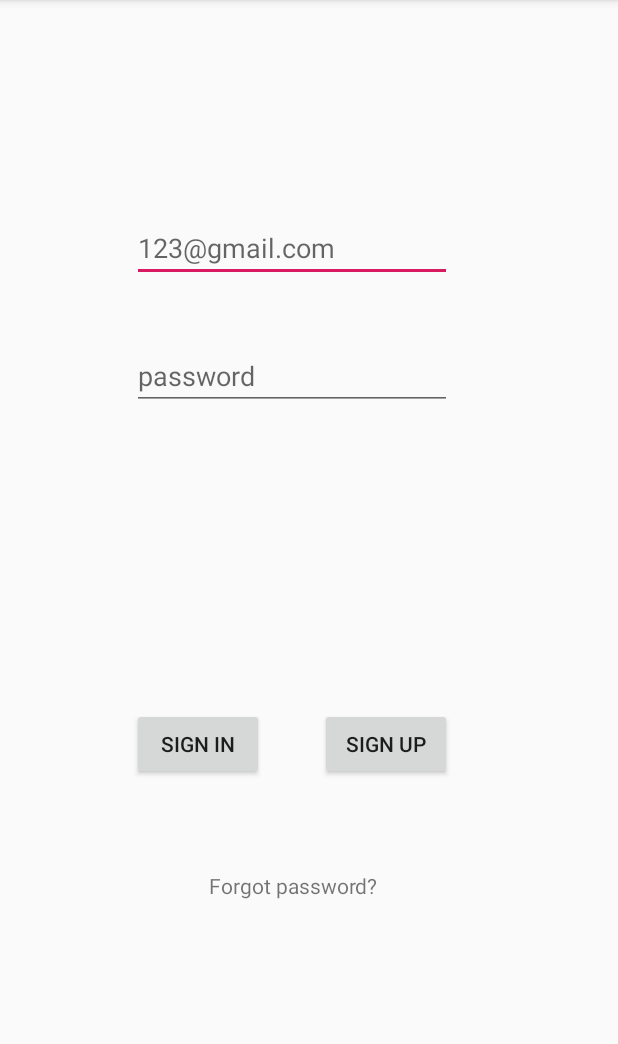
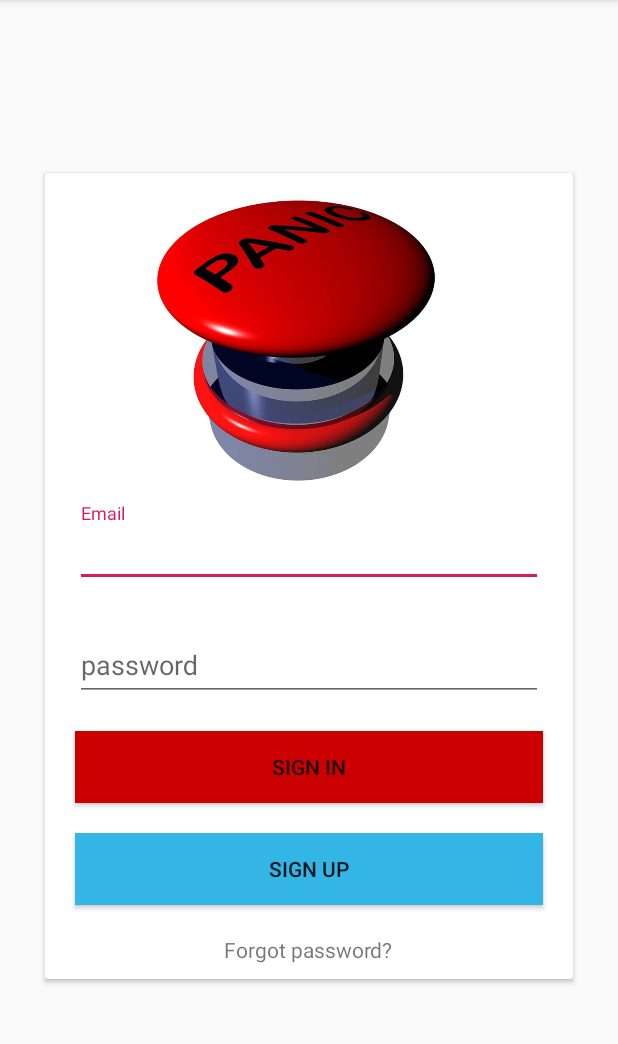
Before and after one commit to Aizoh/EXZY, an Android app: the screen it shows after launch (MainActivity), on a phone screen of 412 x 824 dp, the part 84-1128 px from its top. Run offline under Robolectric (Android 15) with nearby library versions, the light colour scheme and no system bars; our stand-ins replace EventBus, Firebase (no records; nobody signed in at launch, a user with empty details on screens opened directly).

Commit message:
small changes made

```diff
--- a/app/build.gradle
+++ b/app/build.gradle
@@ -37,4 +37,7 @@ dependencies {
     androidTestImplementation 'com.android.support.test:runner:1.0.2'
     androidTestImplementation 'com.android.support.test.espresso:espresso-core:3.0.2'
     implementation 'com.android.support:support-annotations:28.0.0'
+    implementation 'com.android.support:cardview-v7:28.0.0'
+    implementation 'com.android.support:design:28.0.0'
+    implementation 'org.greenrobot:eventbus:3.1.1'
 }
--- a/app/src/main/res/layout/activity_main.xml
+++ b/app/src/main/res/layout/activity_main.xml
@@ -1,77 +1,83 @@
 <?xml version="1.0" encoding="utf-8"?>
-<android.support.constraint.ConstraintLayout xmlns:android="http://schemas.android.com/apk/res/android"
+<LinearLayout xmlns:android="http://schemas.android.com/apk/res/android"
     xmlns:app="http://schemas.android.com/apk/res-auto"
     xmlns:tools="http://schemas.android.com/tools"
     android:layout_width="match_parent"
+    android:orientation="vertical"
     android:layout_height="match_parent"
+    android:gravity="center"
     tools:context=".MainActivity">
-
+    <android.support.v7.widget.CardView
+        android:layout_gravity="center|center_vertical"
+        android:padding="10dp"
+        app:cardElevation="@dimen/cardview_default_elevation"
+        app:cardCornerRadius="@dimen/cardview_default_radius"
+        android:layout_margin="30dp"
+        android:layout_width="match_parent"
+        android:layout_height="wrap_content">
+        <LinearLayout
+            android:layout_width="match_parent"
+            android:layout_height="wrap_content"
+            android:layout_margin="10dp"
+            android:orientation="vertical">
+            <ImageView
+                android:layout_width="match_parent"
+                android:layout_height="200dp"
+                android:src="@drawable/panic"/>
+        <android.support.design.widget.TextInputLayout
+            android:layout_width="match_parent"
+            android:layout_margin="10dp"
+            android:layout_height="wrap_content">
             <EditText
                 android:id="@+id/eTmail"
-        android:layout_width="wrap_content"
+                android:layout_width="match_parent"
                 android:layout_height="wrap_content"
-        android:layout_marginStart="8dp"
-        android:layout_marginEnd="8dp"
-        android:layout_marginBottom="580dp"
                 android:ems="10"
                 android:hint="@string/emailhint"
                 android:inputType="textEmailAddress"
-        app:layout_constraintBottom_toBottomOf="parent"
-        app:layout_constraintEnd_toEndOf="parent"
-        app:layout_constraintHorizontal_bias="0.439"
-        app:layout_constraintStart_toStartOf="parent"
                 />
-
+        </android.support.design.widget.TextInputLayout>
+            <android.support.design.widget.TextInputLayout
+                android:layout_width="match_parent"
+                android:layout_margin="10dp"
+                android:layout_height="wrap_content">
                 <EditText
                     android:id="@+id/eTpass"
-        android:layout_width="wrap_content"
+                    android:layout_width="match_parent"
+                    android:autofillHints="@string/hometext"
                     android:layout_height="wrap_content"
-        android:layout_marginStart="8dp"
-        android:layout_marginTop="40dp"
-        android:layout_marginEnd="8dp"
                     android:ems="10"
                     android:hint="@string/password"
-        android:inputType="textPassword"
-        app:layout_constraintEnd_toEndOf="parent"
-        app:layout_constraintHorizontal_bias="0.439"
-        app:layout_constraintStart_toStartOf="parent"
-        app:layout_constraintTop_toBottomOf="@+id/eTmail"
-        android:autofillHints="" />
-
+                    android:inputType="textPassword"/>
+            </android.support.design.widget.TextInputLayout>
             <Button
                 android:id="@+id/btnIn"
-        android:layout_width="wrap_content"
+                android:layout_width="match_parent"
                 android:layout_height="wrap_content"
-        android:layout_marginStart="8dp"
-        android:layout_marginEnd="8dp"
-        android:layout_marginBottom="248dp"
+                android:background="@android:color/holo_red_dark"
                 android:onClick="onClick"
-        android:text="@string/signIn"
-        app:layout_constraintBottom_toBottomOf="parent"
-        app:layout_constraintEnd_toEndOf="parent"
-        app:layout_constraintHorizontal_bias="0.26"
-        app:layout_constraintStart_toStartOf="parent" />
-
+                style="@style/Buttonstyle"
+                android:text="@string/signIn" />
             <Button
                 android:id="@+id/btnup"
-        android:layout_width="wrap_content"
+                android:layout_width="match_parent"
+                android:background="@android:color/holo_blue_light"
                 android:layout_height="wrap_content"
-        android:layout_marginStart="16dp"
-        android:layout_marginEnd="8dp"
-        android:layout_marginBottom="248dp"
+                style="@style/Buttonstyle"
                 android:text="@string/signUp"
-        app:layout_constraintBottom_toBottomOf="parent"
-        app:layout_constraintEnd_toEndOf="parent"
-        app:layout_constraintHorizontal_bias="0.17"
-        app:layout_constraintStart_toEndOf="@+id/btnIn" />
+                 />
+            <android.support.v4.widget.Space
+                android:layout_width="match_parent"
+                android:layout_height="10dp"/>
 
             <TextView
                 android:id="@+id/forgot_pass"
                 android:layout_width="wrap_content"
                 android:layout_height="wrap_content"
-        android:layout_marginEnd="160dp"
-        android:layout_marginBottom="168dp"
+                android:layout_gravity="center"
                 android:text="@string/forgotpass"
-        app:layout_constraintBottom_toBottomOf="parent"
-        app:layout_constraintEnd_toEndOf="parent" />
-</android.support.constraint.ConstraintLayout>
+                />
+        </LinearLayout>
+    </android.support.v7.widget.CardView>
+
+</LinearLayout>
--- a/app/src/main/res/layout/activity_recycler.xml
+++ b/app/src/main/res/layout/activity_recycler.xml
@@ -1,16 +1,18 @@
 <?xml version="1.0" encoding="utf-8"?>
-<RelativeLayout
+<LinearLayout
     xmlns:android="http://schemas.android.com/apk/res/android"
     xmlns:app="http://schemas.android.com/apk/res-auto"
     xmlns:tools="http://schemas.android.com/tools"
     android:layout_width="match_parent"
     android:layout_height="match_parent"
+    android:orientation="vertical"
     tools:context=".RecyclerActivity">
 
     <android.support.v7.widget.RecyclerView
         android:id="@+id/recyclerView"
         android:layout_width="match_parent"
-        android:layout_height="match_parent"
+        android:layout_height="0dp"
+        android:layout_weight="1"
         android:scrollbars="vertical">
 
     </android.support.v7.widget.RecyclerView>
@@ -19,9 +21,7 @@
         android:id="@+id/btnloc"
         android:layout_width="wrap_content"
         android:layout_height="wrap_content"
-        android:layout_alignParentBottom="true"
-        android:layout_centerHorizontal="true"
         android:layout_marginBottom="50dp"
         android:onClick="onClick"
         android:text="@string/location" />
-</RelativeLayout>
+</LinearLayout>
--- a/app/src/main/res/layout/activity_terror.xml
+++ b/app/src/main/res/layout/activity_terror.xml
@@ -1,24 +1,37 @@
 <?xml version="1.0" encoding="utf-8"?>
-<LinearLayout xmlns:android="http://schemas.android.com/apk/res/android"
-
+<android.support.v7.widget.CardView xmlns:android="http://schemas.android.com/apk/res/android"
+    xmlns:app="http://schemas.android.com/apk/res-auto"
     android:orientation="vertical"
     android:layout_width="wrap_content"
-    android:layout_height="wrap_content"
-    android:padding="15dp"
-    android:elevation="15dp">
-
+    android:layout_margin="10dp"
+    app:cardBackgroundColor="@android:color/holo_purple"
+    android:id="@+id/cardevent"
+    app:cardCornerRadius="@dimen/cardview_default_radius"
+    app:cardElevation="@dimen/cardview_default_elevation"
+    android:layout_height="wrap_content">
+<LinearLayout
+    android:layout_width="match_parent"
+    android:orientation="vertical"
+    android:layout_height="wrap_content">
     <ImageView
         android:layout_width="200dp"
         android:layout_height="200dp"
+
         android:scaleType="fitXY"
         android:id="@+id/terror"
+        android:src="@drawable/pic4"
         android:contentDescription="TODO" />
+
     <TextView
         android:layout_width="match_parent"
         android:layout_height="match_parent"
         android:gravity="center"
         android:id="@+id/terror_nm"
         android:padding="8dp"
+        android:background="@android:color/holo_blue_light"
+        android:text="Hello word"
         android:textStyle="bold"
         />
 </LinearLayout>
+
+</android.support.v7.widget.CardView>
--- a/app/src/main/res/values/strings.xml
+++ b/app/src/main/res/values/strings.xml
@@ -3,7 +3,7 @@
     <string name="signIn">Sign In</string>
     <string name="signUp">Sign Up</string>
     <string name="password">password</string>
-    <string name="emailhint">123@gmail.com</string>
+    <string name="emailhint">Email</string>
     <string name="register">Register</string>
     <string name="hometext">Welcome Home</string>
     <string name="loginText">Already a member ? Log in</string>
--- a/app/src/main/res/values/styles.xml
+++ b/app/src/main/res/values/styles.xml
@@ -8,4 +8,9 @@
         <item name="colorAccent">@color/colorAccent</item>
     </style>
 
+    <style name="Buttonstyle">
+        <item name="android:padding">10dp</item>
+        <item name="android:layout_margin">10dp</item>
+    </style>
+
 </resources>
--- a/build.gradle
+++ b/build.gradle
@@ -7,7 +7,7 @@ buildscript {
 
     }
     dependencies {
-        classpath 'com.android.tools.build:gradle:3.3.1'
+        classpath 'com.android.tools.build:gradle:3.4.1'
         classpath 'com.google.gms:google-services:4.2.0'
 
         // NOTE: Do not place your application dependencies here; they belong
```
Also changed, not shown: app/src/main/res/drawable/panic.jpg (added), app/src/main/res/drawable/pp.jpeg (added), gradle/wrapper/gradle-wrapper.properties. Lines whose indentation alone changed are shown as unchanged.
